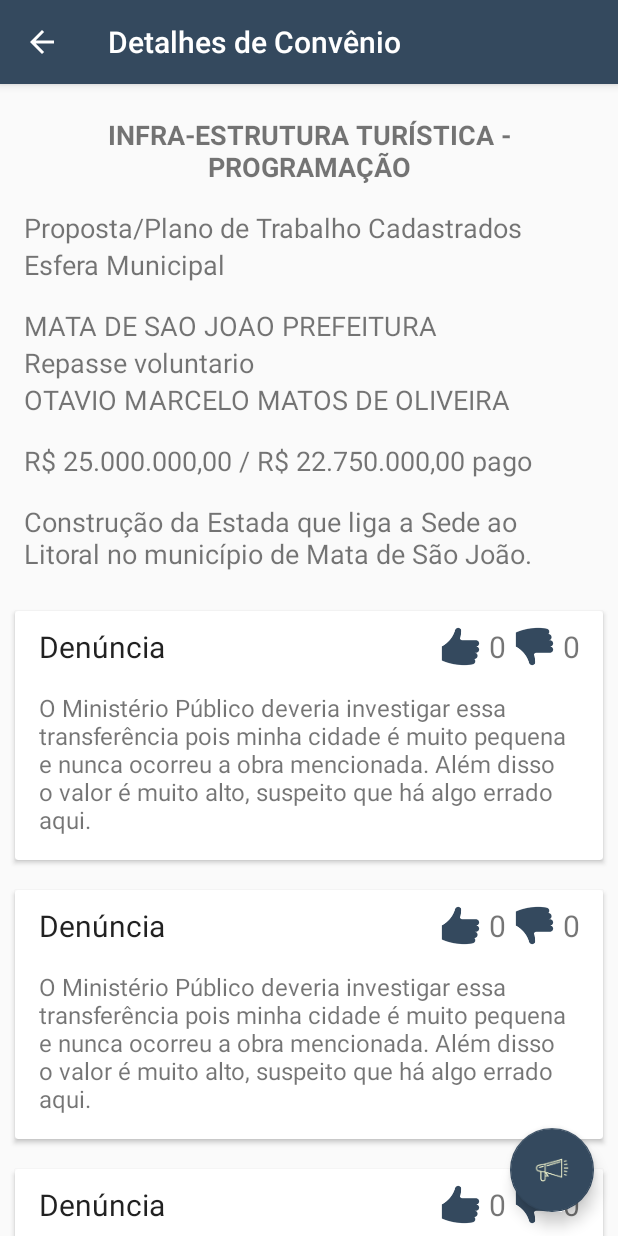
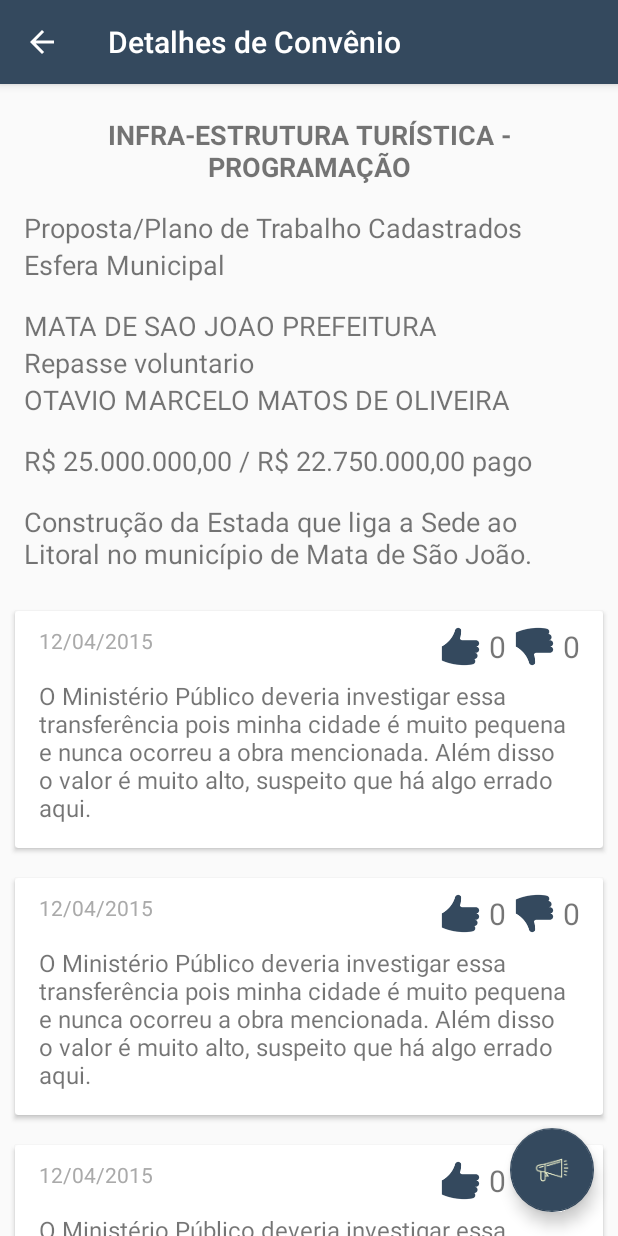
Before and after one commit to LabPi/brasilsincero-android, an Android app: the screen it shows after launch (ConvenioDetailsActivity), after a tap on "INFRA-ESTRUTURA TURÍSTICA - PROGRAMAÇÃO", on a phone screen of 412 x 824 dp. Run offline under Robolectric (Android 15) with nearby library versions, the phone set to English and light mode, and no system bars; our stand-ins replace ButterKnife; libraries missing offline, so code that uses them is left out: com.github.clans.fab; 4 statements that could not run were skipped.

Commit message:
change values in 'Denuncias' view

```diff
--- a/BrasilSincero/app/src/main/res/layout/activity_filter.xml
+++ b/BrasilSincero/app/src/main/res/layout/activity_filter.xml
@@ -77,7 +77,7 @@
                 android:id="@+id/input_cidade"
                 android:layout_width="match_parent"
                 android:layout_height="wrap_content"
-                android:inputType="number"
+                android:inputType="text"
                 android:hint="Cidade" />
         </android.support.design.widget.TextInputLayout>
 
--- a/BrasilSincero/app/src/main/res/layout/fragment_convenio_denunciation_item.xml
+++ b/BrasilSincero/app/src/main/res/layout/fragment_convenio_denunciation_item.xml
@@ -13,21 +13,21 @@
         android:layout_height="wrap_content"
         android:paddingTop="10dp">
 
-        <TextView
-            android:id="@+id/id"
-            android:layout_width="wrap_content"
-            android:layout_height="wrap_content"
-            android:layout_margin="@dimen/text_margin"
-            android:textAppearance="?attr/textAppearanceListItem"
-            android:visibility="gone"/>
+        <!--<TextView-->
+            <!--android:id="@+id/id"-->
+            <!--android:layout_width="wrap_content"-->
+            <!--android:layout_height="wrap_content"-->
+            <!--android:layout_margin="@dimen/text_margin"-->
+            <!--android:textAppearance="?attr/textAppearanceListItem"-->
+            <!--android:visibility="gone"/>-->
 
-        <TextView
-            android:id="@+id/content"
-            android:layout_width="wrap_content"
-            android:layout_height="wrap_content"
-            android:layout_margin="@dimen/text_margin"
-            android:textAppearance="?attr/textAppearanceListItem"
-            android:visibility="gone"/>
+        <!--<TextView-->
+            <!--android:id="@+id/content"-->
+            <!--android:layout_width="wrap_content"-->
+            <!--android:layout_height="wrap_content"-->
+            <!--android:layout_margin="@dimen/text_margin"-->
+            <!--android:textAppearance="?attr/textAppearanceListItem"-->
+            <!--android:visibility="gone"/>-->
 
         <TextView
             android:id="@+id/denunciationTitleText"
@@ -36,10 +36,11 @@
             android:layout_marginStart="@dimen/text_margin"
             android:layout_marginLeft="@dimen/text_margin"
             android:textAppearance="?attr/textAppearanceListItem"
-            android:textSize="20sp"
+            android:textSize="14sp"
+            android:textColor="@android:color/darker_gray"
             android:layout_alignParentStart="true"
             android:layout_alignParentLeft="true"
-            android:text="Denúncia"
+            android:text="12/04/2015"
             />
 
         <LinearLayout
@@ -47,7 +48,6 @@
             android:layout_height="wrap_content"
             android:layout_alignParentEnd="true"
             android:layout_alignParentRight="true"
-            android:layout_alignBottom="@id/denunciationTitleText"
             android:layout_marginEnd="15dp"
             android:layout_marginRight="15dp">
 
@@ -56,8 +56,7 @@
                 android:layout_width="wrap_content"
                 android:layout_height="wrap_content"
                 android:src="@drawable/ic_like_desativado"
-                android:layout_marginRight="5dp"
-                android:scaleType="fitStart"/>
+                android:layout_marginRight="5dp"/>
 
             <TextView
                 android:id="@+id/likesValue"
@@ -73,18 +72,14 @@
                 android:layout_width="wrap_content"
                 android:layout_height="wrap_content"
                 android:src="@drawable/ic_dislike_desativado"
-                android:layout_marginRight="5dp"
-                android:scaleType="fitStart"/>
+                android:layout_marginRight="5dp"/>
 
             <TextView
                 android:id="@+id/dislikesValue"
                 android:layout_width="wrap_content"
                 android:layout_height="wrap_content"
                 android:text="0"
-                android:textSize="20sp"
-                android:layout_alignBottom="@id/like"
-                android:layout_toRightOf="@id/like"
-                android:layout_toEndOf="@id/like"/>
+                android:textSize="20sp"/>
 
         </LinearLayout>
 
--- a/BrasilSincero/app/src/main/res/layout/fragment_denunciation_item.xml
+++ b/BrasilSincero/app/src/main/res/layout/fragment_denunciation_item.xml
@@ -103,7 +103,7 @@
             android:textSize="20sp"
             android:layout_alignParentStart="true"
             android:layout_alignParentLeft="true"
-            android:text="Denuncia"
+            android:text="Denúncia"
             android:layout_below="@id/locationText"
             />
 
@@ -174,8 +174,7 @@
             android:textSize="16sp"
             android:layout_alignParentStart="true"
             android:layout_alignParentLeft="true"
-            android:text="Lorem ipsum dolor sit amet, consectetur adipiscing elit. In semper, mauris sed laoreet lacinia, dui diam feugiat felis, fringilla faucibus libero felis in ligula. Aenean semper libero turpis, ut facilisis odio consectetur a. Phasellus eget mi nec lectus mollis volutpat. Sed tempor laoreet sem, eu pharetra turpis tempus convallis. Nullam ac lobortis elit. Quisque pharetra magna ipsum, semper egestas nisl aliquam at. Sed pharetra rhoncus purus sit amet rhoncus."
-            android:layout_below="@id/denunciationTitleText"
+            android:text="O Ministério Público deveria investigar essa transferência pois minha cidade é muito pequena e nunca ocorreu a obra mencionada. Além disso o valor é muito alto, suspeito que há algo errado aqui."            android:layout_below="@id/denunciationTitleText"
             android:layout_margin="@dimen/text_margin"
             android:textAlignment="viewStart"
             android:gravity="start"
```
